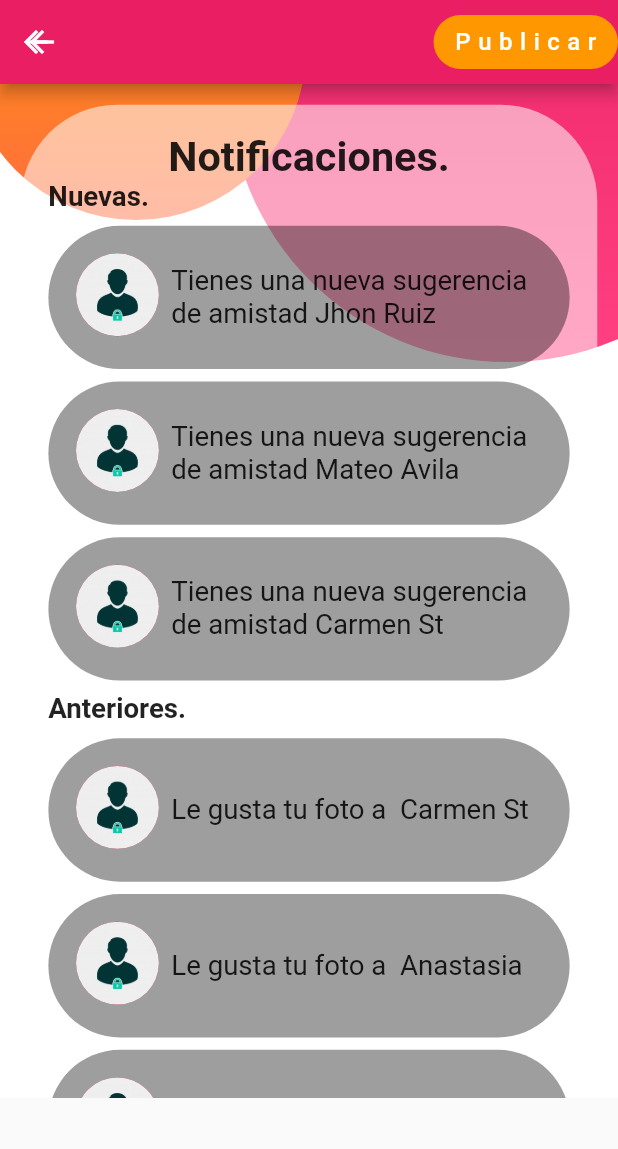
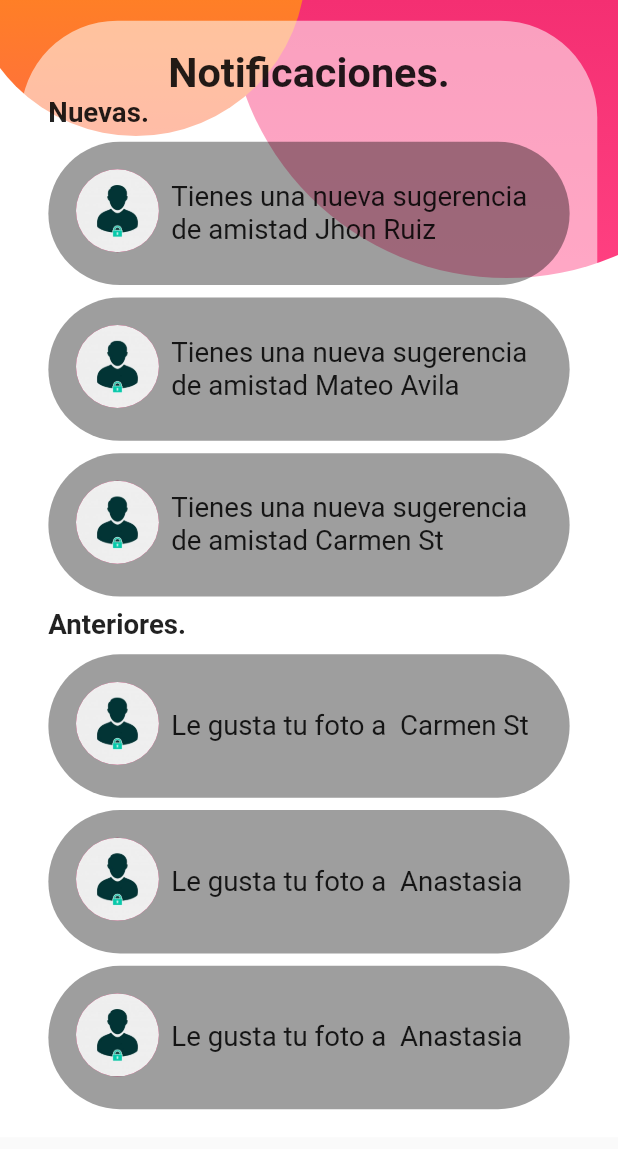
Before and after one commit to ricardo712/social_fast, a Flutter app: the Notificaciones screen opened directly, on a phone screen of 412 x 824 dp. Shown: the top 1149 px of the screen. Run offline on Flutter 3.47's test engine with Material 2 defaults, Android fonts, the phone set to English and light mode, and no system bars; our stand-ins replace cloud_firestore, curved_navigation_bar, dio, file_picker, firebase_auth, firebase_core and 9 more; missing offline and left inert: dart:ffi, photo_manager; accounts and stored records are empty.

```diff
--- a/lib/screens/infoPersonal.dart
+++ b/lib/screens/infoPersonal.dart
@@ -28,7 +28,6 @@ class _infopersonalState extends State<infopersonal> {
     final editarinfpersonal = TextFormField(
       autofocus: false,
       controller: editarinfopersonalController,
-      obscureText: true,
       validator: (value) {
         RegExp regex = RegExp(r'^.{6,}$');
         if (value!.isEmpty) {
--- a/lib/screens/notificaciones.dart
+++ b/lib/screens/notificaciones.dart
@@ -51,23 +51,23 @@ class _NotificacionesState extends State<Notificaciones> {
     String like = "Le gusta tu foto a ";
 
     return Scaffold(
-      appBar: AppBar(
-        actions: [
-          Column(
-            children: [
-              SizedBox(
-                height: responsive.hp(6.8),
-                width: responsive.wp(100),
-                child: _appBarPost(context),
-              ),
-            ],
-          ),
-        ],
-      ),
+      // appBar: AppBar(
+      //   actions: [
+      //     Column(
+      //       children: [
+      //         SizedBox(
+      //           height: responsive.hp(6.8),
+      //           width: responsive.wp(100),
+      //           child: _appBarPost(context),
+      //         ),
+      //       ],
+      //     ),
+      //   ],
+      // ),
       body: SingleChildScrollView(
         child: Container(
           width: double.infinity,
-          height: responsive.height * 0.82,
+          height: responsive.height * 0.92,
           color: Colors.white,
           child: Stack(
             //alignment: Alignment.center,
```
Also changed, not shown: lib/screens/miperfil.dart (added).
